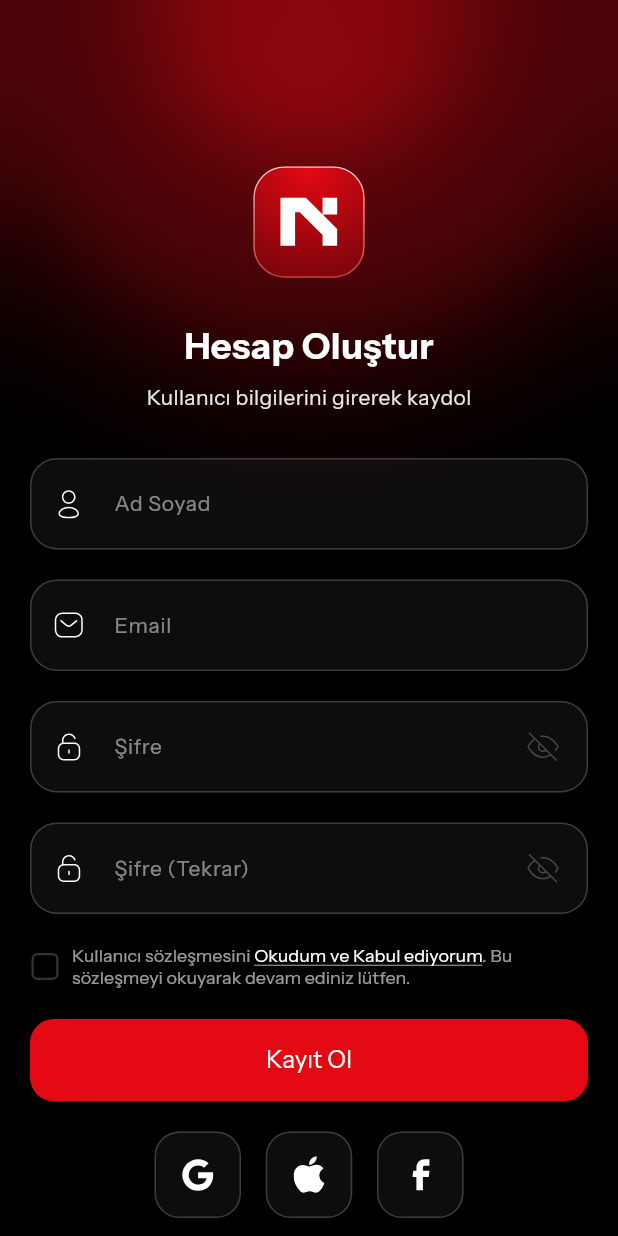
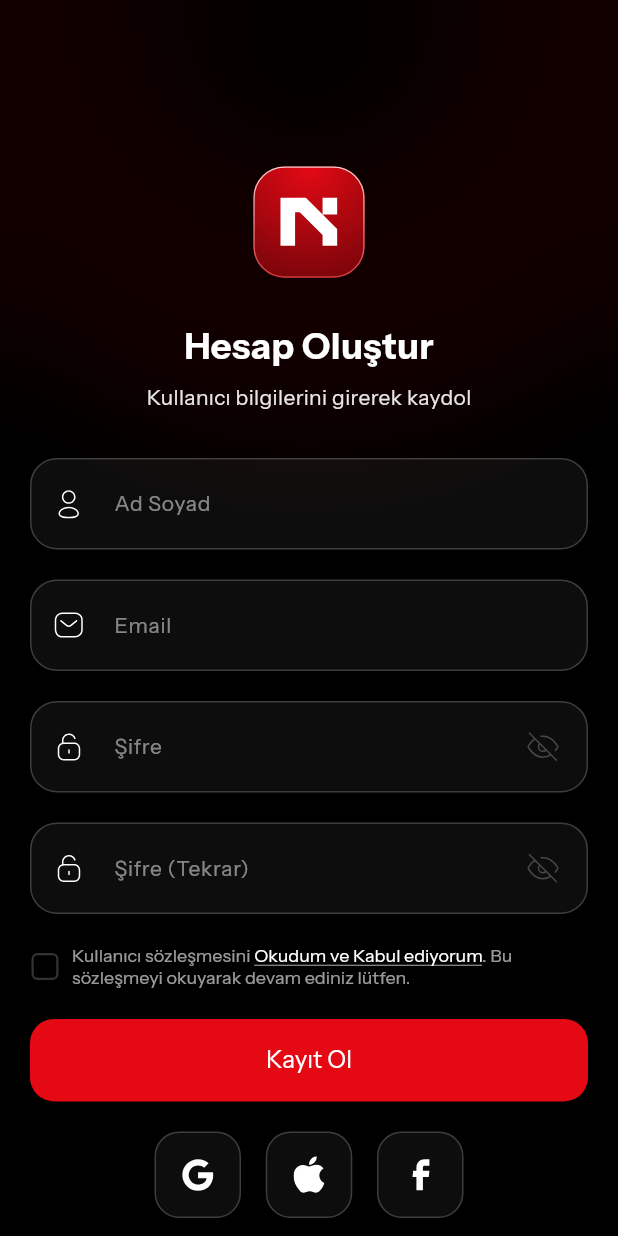
Before and after one commit to envertunasonmez/ShartFlix, a Flutter app: the RegisterView screen opened by its route, on a phone screen of 412 x 824 dp. Run offline on Flutter 3.47's test engine with Material 3 defaults, Android fonts, the phone set to English and light mode, and no system bars; our stand-ins replace cached_network_image, dio, equatable, flutter_bloc, flutter_svg, go_router and 4 more; accounts and stored records are empty; project files that could hold a hidden picture were left out.

Commit message:
update - custom background

```diff
--- a/lib/core/widgets/background/custom_background.dart
+++ b/lib/core/widgets/background/custom_background.dart
@@ -4,8 +4,15 @@ import 'package:jr_case_boilerplate/core/constants/app_colors.dart';
 
 class CustomBackground extends StatelessWidget {
   final Widget child;
+  final Color? gradientStart;
+  final Color? gradientMiddle;
 
-  const CustomBackground({super.key, required this.child});
+  const CustomBackground({
+    super.key,
+    required this.child,
+    this.gradientStart,
+    this.gradientMiddle,
+  });
 
   @override
   Widget build(BuildContext context) {
@@ -13,24 +20,27 @@ class CustomBackground extends StatelessWidget {
     final height = size.height;
     final width = size.width;
 
+    final startColor = gradientStart ?? AppColors.blackColor;
+    final middleColor = gradientMiddle ?? const Color(0xFF1A0000);
+
     return Stack(
       children: [
         Container(color: AppColors.blackColor),
 
         Container(
-          decoration: const BoxDecoration(
+          decoration: BoxDecoration(
             gradient: RadialGradient(
               center: Alignment.topCenter,
               radius: 0.8,
               colors: [
-                AppColors.primary,
-                AppColors.primary,
-                AppColors.primaryDark,
-                AppColors.primaryDark,
-                Color(0xFF1A0000),
-                Colors.black,
+                startColor,
+                startColor,
+                middleColor,
+                middleColor,
+                const Color(0xFF1A0000),
+                AppColors.blackColor,
               ],
-              stops: [0.0, 0.2, 0.4, 0.6, 0.8, 1.0],
+              stops: const [0.0, 0.2, 0.4, 0.6, 0.8, 1.0],
             ),
           ),
         ),
@@ -46,8 +56,8 @@ class CustomBackground extends StatelessWidget {
                 center: Alignment.center,
                 radius: 0.8,
                 colors: [
-                  AppColors.primary.withOpacity(0.6),
-                  AppColors.primaryDark.withOpacity(0.3),
+                  (gradientStart ?? AppColors.blackColor).withOpacity(0.6),
+                  (gradientMiddle ?? const Color(0xFF1A0000)).withOpacity(0.3),
                   Colors.transparent,
                 ],
                 stops: const [0.0, 0.6, 1.0],
@@ -62,7 +72,7 @@ class CustomBackground extends StatelessWidget {
 
         BackdropFilter(
           filter: ImageFilter.blur(sigmaX: 30.0, sigmaY: 30.0),
-          child: Container(color: Colors.black.withOpacity(0.3)),
+          child: Container(color: AppColors.blackColor.withOpacity(0.3)),
         ),
 
         SafeArea(child: child),
```
